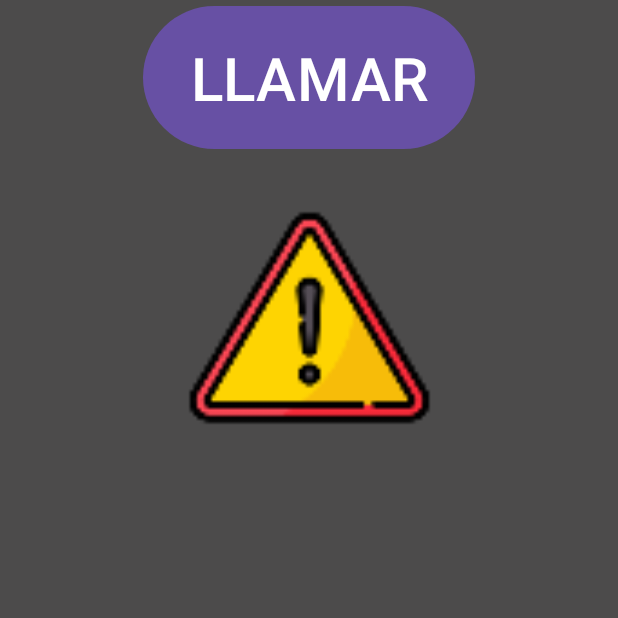
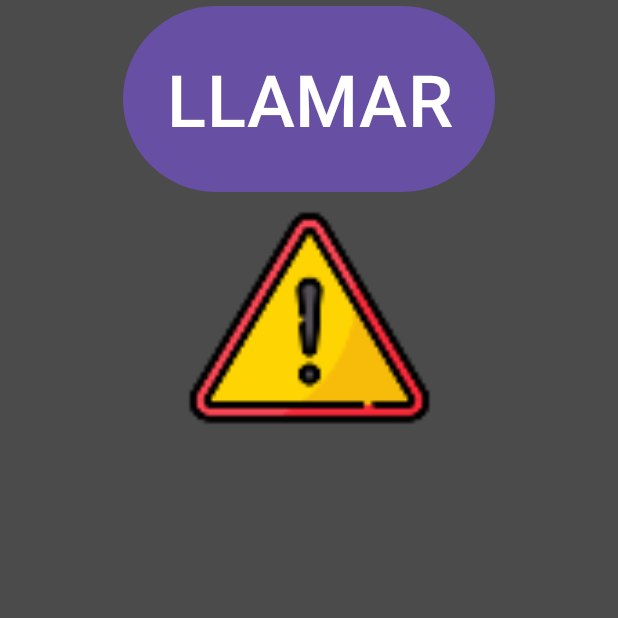
Before and after one commit to TonyArPe/Ejercicio_1, an Android app: the Llamar screen opened directly, with no data from a screen before it, on a phone screen of 412 x 824 dp, the top half of it. Run offline under Robolectric (Android 15) with nearby library versions, the phone set to English and light mode, and no system bars.

Commit message:
Version 0.0.5 Modificaciones y creacion de la Activity de llamada

```diff
--- a/app/src/main/res/layout/activity_llamar.xml
+++ b/app/src/main/res/layout/activity_llamar.xml
@@ -8,16 +8,6 @@
     android:backgroundTint="#4C4B4B"
     tools:context=".Llamar">
 
-    <Button
-        android:id="@+id/button"
-        android:layout_width="221dp"
-        android:layout_height="103dp"
-        android:text="LLAMAR"
-        android:textSize="40dp"
-        app:layout_constraintEnd_toEndOf="parent"
-        app:layout_constraintStart_toStartOf="parent"
-        tools:layout_editor_absoluteY="525dp" />
-
     <ImageView
         android:id="@+id/imageView"
         android:layout_width="391dp"
@@ -26,4 +16,17 @@
         app:layout_constraintStart_toStartOf="parent"
         app:srcCompat="@mipmap/ic_llamar_foreground"
         tools:layout_editor_absoluteY="55dp" />
+
+    <Button
+        android:id="@+id/button2"
+        android:layout_width="248dp"
+        android:layout_height="132dp"
+        android:scaleX="1"
+        android:scaleY="1"
+        android:text="LLAMAR"
+        android:textAllCaps="false"
+        android:textSize="48sp"
+        app:layout_constraintEnd_toEndOf="parent"
+        app:layout_constraintStart_toStartOf="parent"
+        tools:layout_editor_absoluteY="546dp" />
 </androidx.constraintlayout.widget.ConstraintLayout>
--- /dev/null
+++ b/app/src/main/res/mipmap-anydpi-v26/ic_llamada.xml
@@ -0,0 +1,5 @@
+<?xml version="1.0" encoding="utf-8"?>
+<adaptive-icon xmlns:android="http://schemas.android.com/apk/res/android">
+    <background android:drawable="@color/ic_llamada_background"/>
+    <foreground android:drawable="@mipmap/ic_llamada_foreground"/>
+</adaptive-icon>
--- /dev/null
+++ b/app/src/main/res/mipmap-anydpi-v26/ic_llamada_round.xml
@@ -0,0 +1,5 @@
+<?xml version="1.0" encoding="utf-8"?>
+<adaptive-icon xmlns:android="http://schemas.android.com/apk/res/android">
+    <background android:drawable="@color/ic_llamada_background"/>
+    <foreground android:drawable="@mipmap/ic_llamada_foreground"/>
+</adaptive-icon>
--- /dev/null
+++ b/app/src/main/res/values/ic_llamada_background.xml
@@ -0,0 +1,4 @@
+<?xml version="1.0" encoding="utf-8"?>
+<resources>
+    <color name="ic_llamada_background">#3DDCD7</color>
+</resources>
```
Also changed, not shown: app/src/main/ic_llamada-playstore.png (added).
